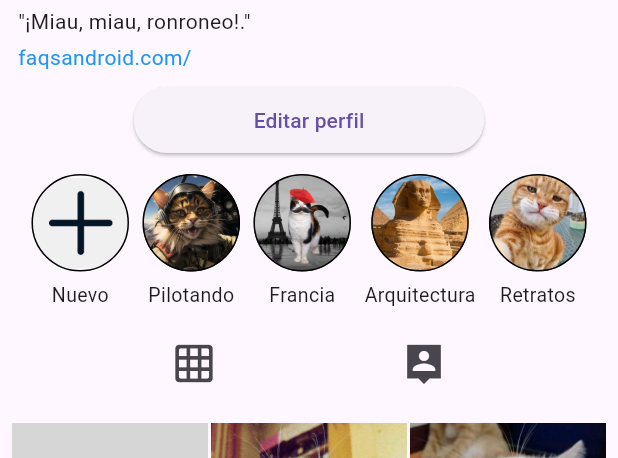
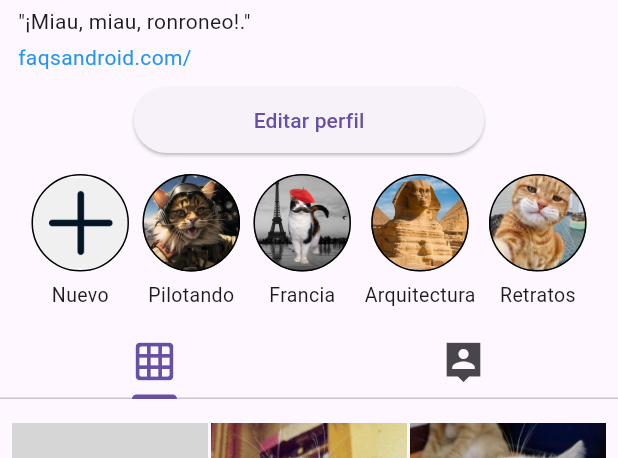
Before and after one commit to Nikelaos99/PROMM, a Flutter app: the Instagram screen opened by its route, on a phone screen of 412 x 824 dp, the part 285-743 px from its top. Run offline on Flutter 3.47's test engine with Material 3 defaults, Android fonts, the phone set to English and light mode, and no system bars; our stand-ins replace google_fonts; network calls fail; grey boxes are pictures that could not be loaded.

Commit message:
18112024

```diff
--- a/Repositorio - Nico Massaccesi/Flutter/lib/screens/contador.dart
+++ b/Repositorio - Nico Massaccesi/Flutter/lib/screens/contador.dart
@@ -1,5 +1,5 @@
-import 'package:flutter/material.dart';
-import 'package:tema1_actividad1/screens/navegacion_drawer.dart';
+import 'package:tema1_actividad1/screens/screens.dart';
+
 
 class Contador extends StatelessWidget {
   const Contador({super.key});
--- a/Repositorio - Nico Massaccesi/Flutter/lib/screens/fotos_en_columna.dart
+++ b/Repositorio - Nico Massaccesi/Flutter/lib/screens/fotos_en_columna.dart
@@ -1,5 +1,5 @@
-import 'package:flutter/material.dart';
-import 'package:tema1_actividad1/screens/navegacion_drawer.dart';
+import 'package:tema1_actividad1/screens/screens.dart';
+
 
 class FotosEnColumna extends StatelessWidget {
   const FotosEnColumna({super.key});
--- a/Repositorio - Nico Massaccesi/Flutter/lib/screens/fotos_en_fila.dart
+++ b/Repositorio - Nico Massaccesi/Flutter/lib/screens/fotos_en_fila.dart
@@ -1,5 +1,5 @@
-import 'package:flutter/material.dart';
-import 'package:tema1_actividad1/screens/navegacion_drawer.dart';
+import 'package:tema1_actividad1/screens/screens.dart';
+
 
 class FotosEnFila extends StatelessWidget {
   const FotosEnFila({super.key});
--- a/Repositorio - Nico Massaccesi/Flutter/lib/screens/home_screen.dart
+++ b/Repositorio - Nico Massaccesi/Flutter/lib/screens/home_screen.dart
@@ -1,6 +1,7 @@
-import 'package:flutter/material.dart';
+import 'package:tema1_actividad1/screens/screens.dart';
+
 import 'package:google_fonts/google_fonts.dart';
-import 'package:tema1_actividad1/screens/navegacion_drawer.dart';
+
 
 class HomePage extends StatelessWidget {
   const HomePage({super.key});
--- a/Repositorio - Nico Massaccesi/Flutter/lib/screens/iconos.dart
+++ b/Repositorio - Nico Massaccesi/Flutter/lib/screens/iconos.dart
@@ -1,5 +1,5 @@
-import 'package:flutter/material.dart';
-import 'package:tema1_actividad1/screens/navegacion_drawer.dart';
+import 'package:tema1_actividad1/screens/screens.dart';
+
 
 class Iconos extends StatelessWidget {
   const Iconos({super.key});
--- a/Repositorio - Nico Massaccesi/Flutter/lib/screens/instagram/instagram_bottom.dart
+++ b/Repositorio - Nico Massaccesi/Flutter/lib/screens/instagram/instagram_bottom.dart
@@ -27,7 +27,8 @@ class InstagramBottomState extends State<InstagramBottom> {
                     decoration: BoxDecoration(
                         borderRadius: BorderRadius.circular(45),
                         image: const DecorationImage(
-                          image: AssetImage('assets/images/instagram/nuevo.jpg'),
+                          image:
+                              AssetImage('assets/images/instagram/nuevo.jpg'),
                         ),
                         border: Border.all(color: Colors.black, width: 1)),
                   ),
@@ -46,7 +47,8 @@ class InstagramBottomState extends State<InstagramBottom> {
                     decoration: BoxDecoration(
                         borderRadius: BorderRadius.circular(45),
                         image: const DecorationImage(
-                          image: AssetImage('assets/images/instagram/pilotando.jpg'),
+                          image: AssetImage(
+                              'assets/images/instagram/pilotando.jpg'),
                           fit: BoxFit.cover,
                         ),
                         border: Border.all(color: Colors.black, width: 1)),
@@ -66,7 +68,8 @@ class InstagramBottomState extends State<InstagramBottom> {
                     decoration: BoxDecoration(
                         borderRadius: BorderRadius.circular(45),
                         image: const DecorationImage(
-                          image: AssetImage('assets/images/instagram/francia.jpg'),
+                          image:
+                              AssetImage('assets/images/instagram/francia.jpg'),
                           fit: BoxFit.cover,
                         ),
                         border: Border.all(color: Colors.black, width: 1)),
@@ -86,7 +89,8 @@ class InstagramBottomState extends State<InstagramBottom> {
                     decoration: BoxDecoration(
                         borderRadius: BorderRadius.circular(45),
                         image: const DecorationImage(
-                          image: AssetImage('assets/images/instagram/arquitectura.jpg'),
+                          image: AssetImage(
+                              'assets/images/instagram/arquitectura.jpg'),
                           fit: BoxFit.cover,
                         ),
                         border: Border.all(color: Colors.black, width: 1)),
@@ -106,7 +110,8 @@ class InstagramBottomState extends State<InstagramBottom> {
                     decoration: BoxDecoration(
                         borderRadius: BorderRadius.circular(45),
                         image: const DecorationImage(
-                          image: AssetImage('assets/images/instagram/retrato.jpg'),
+                          image:
+                              AssetImage('assets/images/instagram/retrato.jpg'),
                           fit: BoxFit.cover,
                         ),
                         border: Border.all(color: Colors.black, width: 1)),
@@ -122,34 +127,30 @@ class InstagramBottomState extends State<InstagramBottom> {
           ),
         ),
         const SizedBox(height: 12),
-        Row(
-          mainAxisAlignment: MainAxisAlignment.spaceEvenly,
+        DefaultTabController(
+          length: 2,
+          child: Column(
             children: [
-            IconButton(
-              icon: const Icon(Icons.grid_on_rounded, size: 30),
-              onPressed: () {
+              TabBar(
+                tabs: [
+                  Tab(icon: Icon(Icons.grid_on_rounded, size: 30)),
+                  Tab(icon: Icon(Icons.person_pin_sharp, size: 30)),
+                ],
+                onTap: (index) {
                   setState(() {
-                  muestraGrid = true;
+                    muestraGrid = index == 0;
                   });
                 },
-            ),
-            IconButton(
-              icon: const Icon(Icons.person_pin_sharp, size: 30),
-              onPressed: () {
-                setState(() {
-                  muestraGrid = false;
-                });
-              },
-            ),
-          ],
               ),
               const SizedBox(height: 8),
               Padding(
                 padding: const EdgeInsets.all(8.0),
                 child: SizedBox(
                   height: 220,
-              child: muestraGrid
-                  ? GridView.count(
+                  child: TabBarView(
+                    physics: NeverScrollableScrollPhysics(),
+                    children: [
+                      GridView.count(
                         mainAxisSpacing: 2,
                         crossAxisSpacing: 2,
                         crossAxisCount: 3,
@@ -163,19 +164,26 @@ class InstagramBottomState extends State<InstagramBottom> {
                             ),
                           );
                         }),
-                    )
-                  : Center(
+                      ),
+                      Center(
                         child: Container(
                           decoration: BoxDecoration(
                             borderRadius: BorderRadius.circular(5),
                             image: const DecorationImage(
-                            image: AssetImage('assets/images/instagram/relax.jpg'),
+                              image: AssetImage(
+                                  'assets/images/instagram/relax.jpg'),
                               fit: BoxFit.cover,
                             ),
                           ),
                         ),
                       ),
-            )),
+                    ],
+                  ),
+                ),
+              ),
+            ],
+          ),
+        ),
         Row(
           mainAxisAlignment: MainAxisAlignment.spaceEvenly,
           children: <Widget>[
--- a/Repositorio - Nico Massaccesi/Flutter/lib/screens/instagram_main.dart
+++ b/Repositorio - Nico Massaccesi/Flutter/lib/screens/instagram_main.dart
@@ -1,5 +1,4 @@
-import 'package:flutter/material.dart';
-import 'package:tema1_actividad1/screens/navegacion_drawer.dart';
+import 'package:tema1_actividad1/screens/screens.dart';
 import 'package:tema1_actividad1/screens/instagram/instagram_top.dart';
 import 'package:tema1_actividad1/screens/instagram/instagram_middle.dart';
 import 'package:tema1_actividad1/screens/instagram/instagram_bottom.dart';
--- a/Repositorio - Nico Massaccesi/Flutter/lib/screens/juego.dart
+++ b/Repositorio - Nico Massaccesi/Flutter/lib/screens/juego.dart
@@ -1,7 +1,7 @@
 import 'dart:async';
 import 'dart:math';
-import 'package:flutter/material.dart';
-import 'package:tema1_actividad1/screens/navegacion_drawer.dart';
+import 'package:tema1_actividad1/screens/screens.dart';
+
 
 // Clase principal del juego
 class Juego extends StatelessWidget {
--- a/Repositorio - Nico Massaccesi/Flutter/lib/screens/piramide.dart
+++ b/Repositorio - Nico Massaccesi/Flutter/lib/screens/piramide.dart
@@ -1,5 +1,5 @@
-import 'package:flutter/material.dart';
-import 'package:tema1_actividad1/screens/navegacion_drawer.dart';
+import 'package:tema1_actividad1/screens/screens.dart';
+
 
 class Piramide extends StatelessWidget {
   const Piramide({super.key});
--- a/Repositorio - Nico Massaccesi/Flutter/lib/screens/reto.dart
+++ b/Repositorio - Nico Massaccesi/Flutter/lib/screens/reto.dart
@@ -1,5 +1,5 @@
-import 'package:flutter/material.dart';
-import 'package:tema1_actividad1/screens/navegacion_drawer.dart';
+import 'package:tema1_actividad1/screens/screens.dart';
+
 
 
 
--- a/Repositorio - Nico Massaccesi/Flutter/lib/screens/screens.dart
+++ b/Repositorio - Nico Massaccesi/Flutter/lib/screens/screens.dart
@@ -1,3 +1,4 @@
+export "package:flutter/material.dart";
 export "reto.dart";
 export "iconos.dart";
 export "contador.dart";
@@ -8,3 +9,4 @@ export "instagram_main.dart";
 export "fotos_en_columna.dart";
 export "navegacion_drawer.dart";
 export "juego.dart";
+export "package:tema1_actividad1/routes/app_routes.dart";
```
Also changed, not shown: Repositorio - Nico Massaccesi/Flutter/lib/main.dart (+1 -12 lines), Repositorio - Nico Massaccesi/Flutter/lib/routes/app_routes.dart (added, +29 -0 lines), Repositorio - Nico Massaccesi/Flutter/lib/screens/navegacion_drawer.dart (+11 -10 lines). Lines whose indentation alone changed are shown as unchanged.
